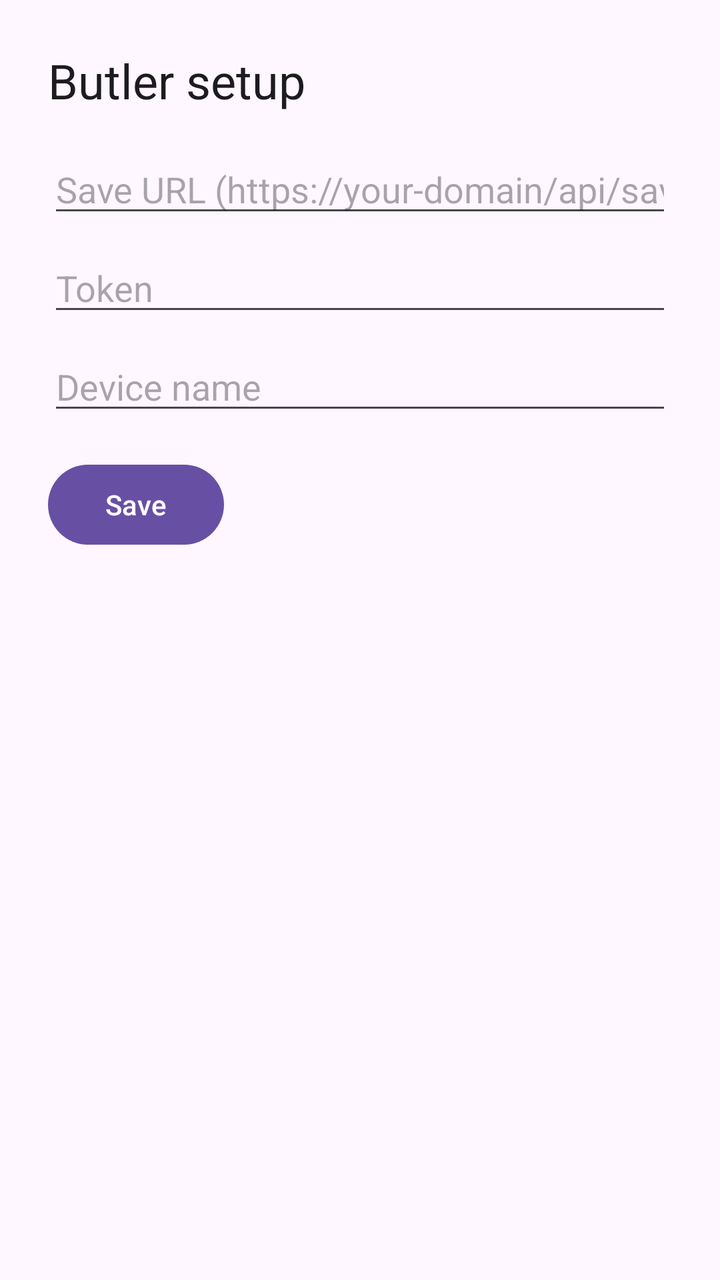
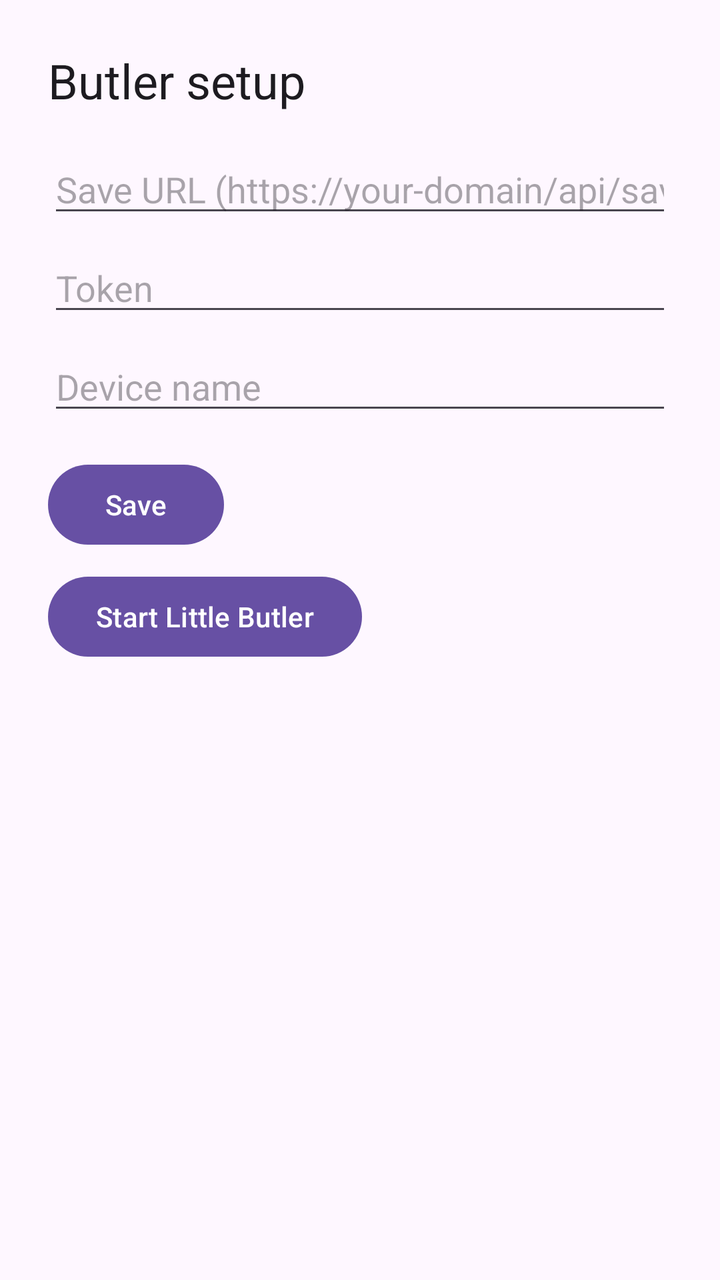

Compare the two renders of this Android layout. The source of the first and the diff that turns it into the second are given below.
<!-- AndroidManifest.xml: application theme Theme.Butler -->
<!-- res/layout/activity_settings.xml -->
<?xml version="1.0" encoding="utf-8"?>
<ScrollView xmlns:android="http://schemas.android.com/apk/res/android"
    android:layout_width="match_parent"
    android:layout_height="match_parent"
    android:fitsSystemWindows="true">

    <LinearLayout
        android:layout_width="match_parent"
        android:layout_height="wrap_content"
        android:orientation="vertical"
        android:padding="24dp">

        <TextView
            android:layout_width="wrap_content"
            android:layout_height="wrap_content"
            android:text="@string/settings_title"
            android:textAppearance="?attr/textAppearanceHeadlineSmall" />

        <EditText
            android:id="@+id/save_url"
            android:layout_width="match_parent"
            android:layout_height="wrap_content"
            android:layout_marginTop="16dp"
            android:hint="@string/save_url_hint"
            android:importantForAutofill="no"
            android:inputType="textUri" />

        <EditText
            android:id="@+id/token"
            android:layout_width="match_parent"
            android:layout_height="wrap_content"
            android:layout_marginTop="8dp"
            android:hint="@string/token_hint"
            android:importantForAutofill="no"
            android:inputType="textPassword" />

        <EditText
            android:id="@+id/device"
            android:layout_width="match_parent"
            android:layout_height="wrap_content"
            android:layout_marginTop="8dp"
            android:hint="@string/device_hint"
            android:importantForAutofill="no"
            android:inputType="text" />

        <Button
            android:id="@+id/save_settings"
            android:layout_width="wrap_content"
            android:layout_height="wrap_content"
            android:layout_marginTop="16dp"
            android:text="@string/save" />
    </LinearLayout>
</ScrollView>
<!-- resources referenced by this layout -->
<resources>
  <string name="device_hint">Device name</string>
  <string name="save">Save</string>
  <string name="save_url_hint">Save URL (https://your-domain/api/save)</string>
  <string name="settings_title">Butler setup</string>
  <string name="token_hint">Token</string>
  <style name="Theme.Butler" parent="Theme.Material3.DayNight.NoActionBar" />
</resources>

<!-- the commit's change to res/layout/activity_settings.xml (unified diff, before → after) -->
@@ -49,5 +49,12 @@
             android:layout_height="wrap_content"
             android:layout_marginTop="16dp"
             android:text="@string/save" />
+
+        <Button
+            android:id="@+id/start_pet"
+            android:layout_width="wrap_content"
+            android:layout_height="wrap_content"
+            android:layout_marginTop="8dp"
+            android:text="@string/start_pet" />
     </LinearLayout>
 </ScrollView>
<!-- resource entries referenced after the edit -->
@@ -4,6 +4,7 @@
   <string name="save">Save</string>
   <string name="save_url_hint">Save URL (https://your-domain/api/save)</string>
   <string name="settings_title">Butler setup</string>
+  <string name="start_pet">Start Little Butler</string>
   <string name="token_hint">Token</string>
   <style name="Theme.Butler" parent="Theme.Material3.DayNight.NoActionBar" />
 </resources>
